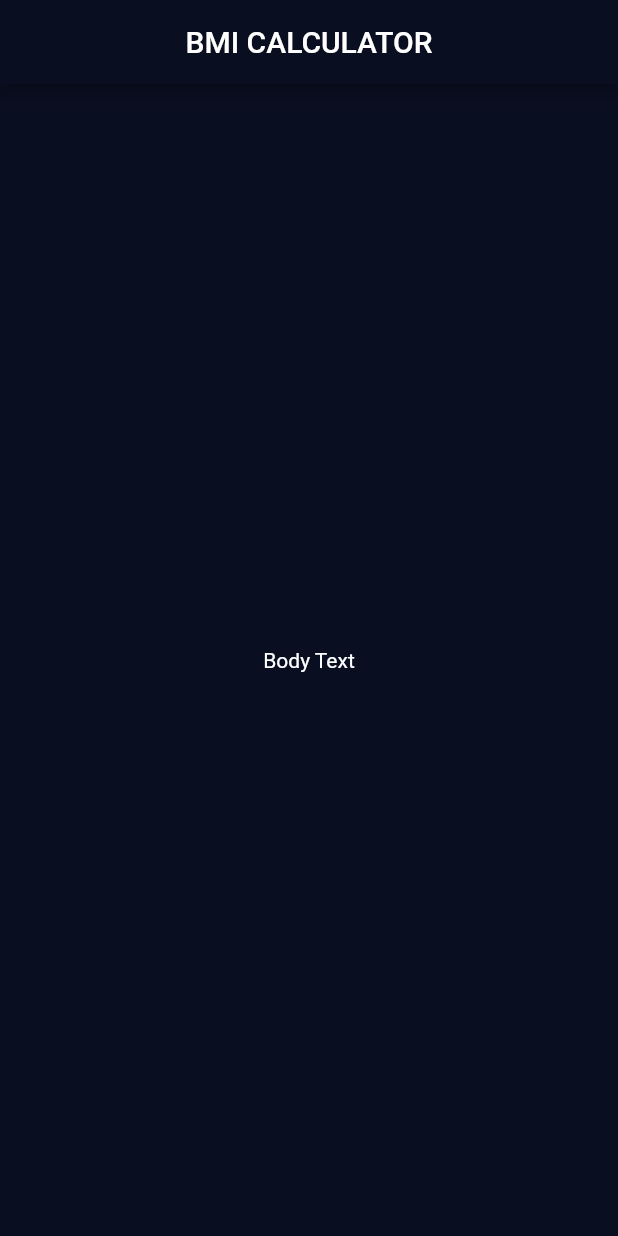
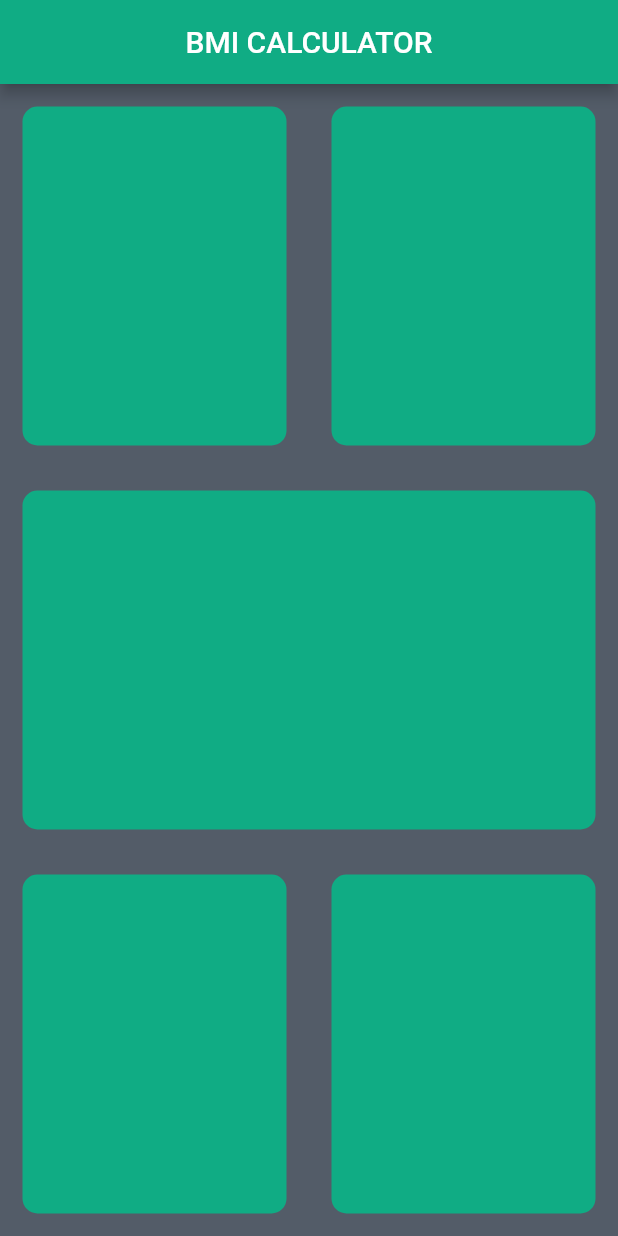
Before and after one commit to RahulMahesh62/BMI-Calculator, a Flutter app: the screen it shows after launch, on a phone screen of 412 x 824 dp. Run offline on Flutter 3.47's test engine with Material 2 defaults, Android fonts, the phone set to English and light mode, and no system bars.

Commit message:
Updated config and AndroidManifest

```diff
--- /dev/null
+++ b/lib/input.dart
@@ -0,0 +1,67 @@
+import 'package:flutter/material.dart';
+class InputPage extends StatefulWidget {
+  @override
+  _InputPageState createState() => _InputPageState();
+}
+
+class _InputPageState extends State<InputPage> {
+  @override
+  Widget build(BuildContext context) {
+    return Scaffold(
+      appBar: AppBar(
+        title: Center(child: Text('BMI CALCULATOR')),
+      ),
+      body: Column(
+        children: <Widget>[
+          Expanded(
+            child: Row(
+              children: <Widget>[
+                Expanded(
+                  child: Container(
+                    margin: EdgeInsets.all(15.0),
+                    decoration: BoxDecoration(
+                    color: Color(0xff10ac84),
+                    borderRadius: BorderRadius.circular(10.0)),
+        ),
+          ),
+                Expanded(
+                  child: Container(
+                    margin: EdgeInsets.all(15.0),
+                    decoration: BoxDecoration(
+                    color: Color(0xff10ac84),
+                    borderRadius: BorderRadius.circular(10.0)),
+        ),
+          ),
+              ],),),
+          Expanded(
+            child: Container(
+                    margin: EdgeInsets.all(15.0),
+                    decoration: BoxDecoration(
+                    color: Color(0xff10ac84),
+                    borderRadius: BorderRadius.circular(10.0)),
+        ),
+          ),
+          Expanded(
+            child: Row(
+              children: <Widget>[
+                Expanded(
+                  child: Container(
+                    margin: EdgeInsets.all(15.0),
+                    decoration: BoxDecoration(
+                    color: Color(0xff10ac84),
+                    borderRadius: BorderRadius.circular(10.0)),
+        ),
+          ),
+                Expanded(
+                  child: Container(
+                    margin: EdgeInsets.all(15.0),
+                    decoration: BoxDecoration(
+                    color: Color(0xff10ac84),
+                    borderRadius: BorderRadius.circular(10.0)),
+        ),
+          ),
+              ],),),
+        ],)
+    );
+  }
+}
--- a/lib/main.dart
+++ b/lib/main.dart
@@ -1,4 +1,5 @@
 import 'package:flutter/material.dart';
+import 'input.dart';
 
 void main() => runApp(BMICalculator());
 
@@ -8,8 +9,8 @@ class BMICalculator extends StatelessWidget {
     return MaterialApp(
       debugShowCheckedModeBanner: false,
       theme: ThemeData(
-        primaryColor: Color(0xFF0A0E21),
-        scaffoldBackgroundColor: Color(0xFF0A0E21),
+        primaryColor: Color(0xff10ac84),
+        scaffoldBackgroundColor: Color(0xff535c68),
         accentColor: Colors.purple,
         textTheme: TextTheme(body1:TextStyle(color: Colors.white))
       ),
@@ -17,22 +18,3 @@ class BMICalculator extends StatelessWidget {
     );
   }
 }
-
-class InputPage extends StatefulWidget {
-  @override
-  _InputPageState createState() => _InputPageState();
-}
-
-class _InputPageState extends State<InputPage> {
-  @override
-  Widget build(BuildContext context) {
-    return Scaffold(
-      appBar: AppBar(
-        title: Center(child: Text('BMI CALCULATOR')),
-      ),
-      body: Center(
-        child: Text('Body Text'),
-      ),
-    );
-  }
-}
```
